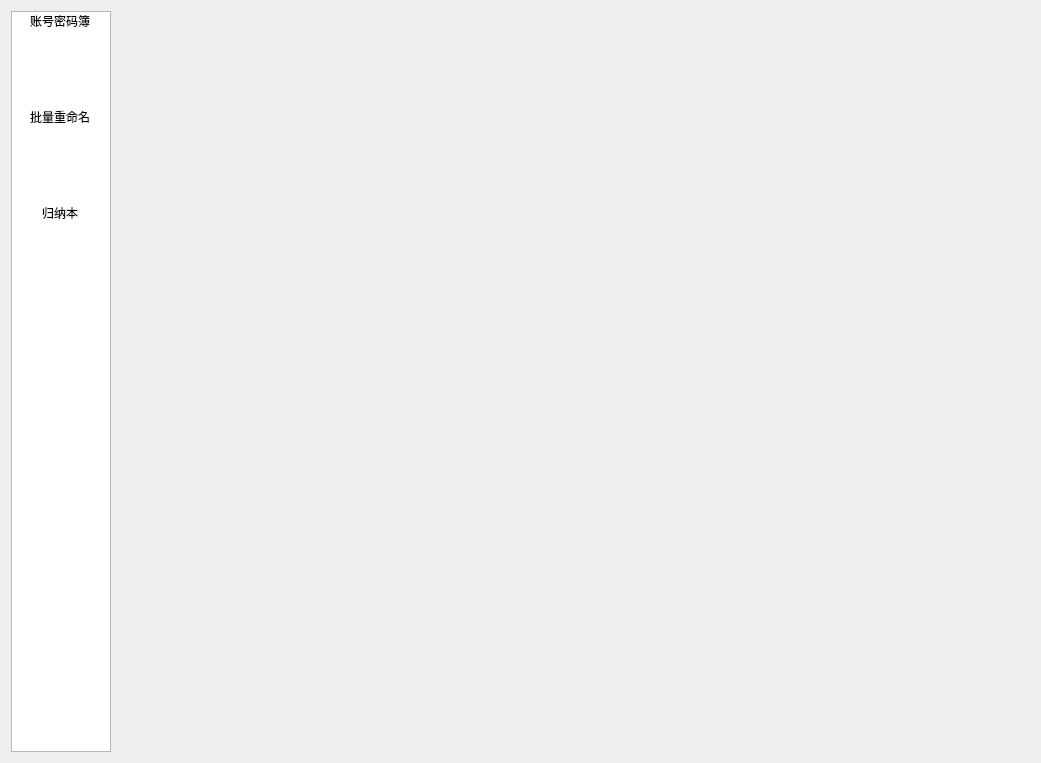
Before: the Qt Designer form LxDairy/src/module_tool/GeneralToolsWidget.ui in leishengxie/FengZhiHong, drawn with Qt 5.
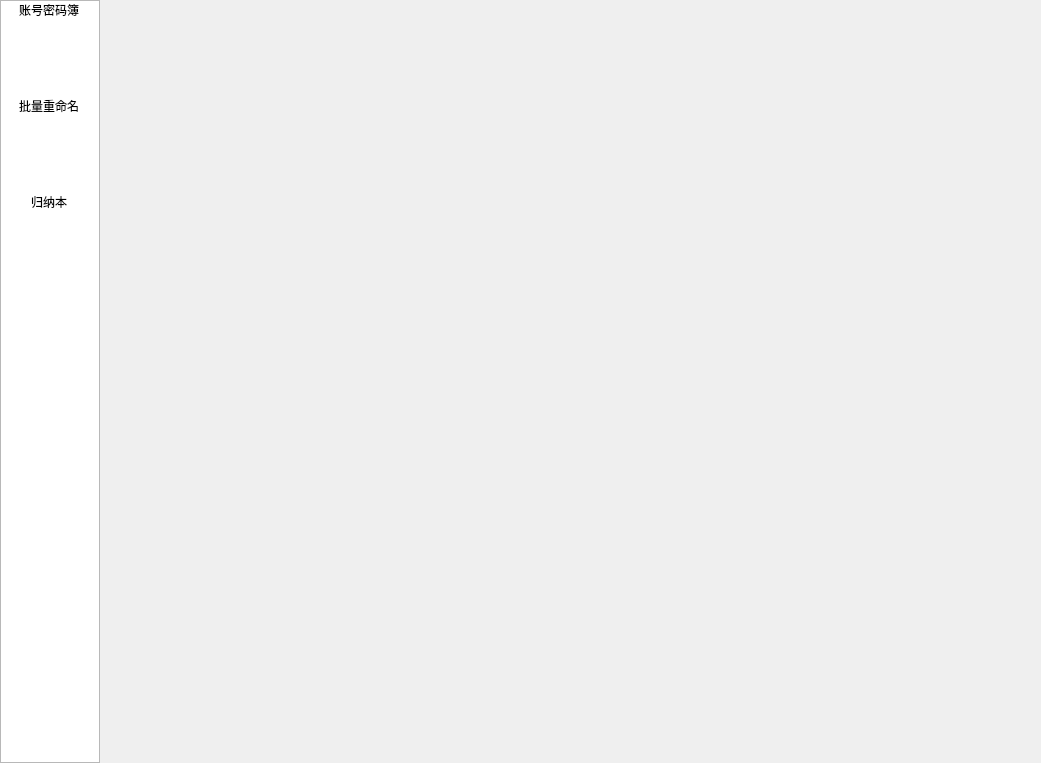
After: the same form once the commit is applied. Icons and pictures are not drawn.

```diff
--- a/LxDairy/src/module_tool/GeneralToolsWidget.ui
+++ b/LxDairy/src/module_tool/GeneralToolsWidget.ui
@@ -14,6 +14,21 @@
    <string>Form</string>
   </property>
   <layout class="QHBoxLayout" name="horizontalLayout">
+   <property name="spacing">
+    <number>0</number>
+   </property>
+   <property name="leftMargin">
+    <number>0</number>
+   </property>
+   <property name="topMargin">
+    <number>0</number>
+   </property>
+   <property name="rightMargin">
+    <number>0</number>
+   </property>
+   <property name="bottomMargin">
+    <number>0</number>
+   </property>
    <item>
     <widget class="QListWidget" name="listWidgetPrivate">
      <property name="maximumSize">
```
